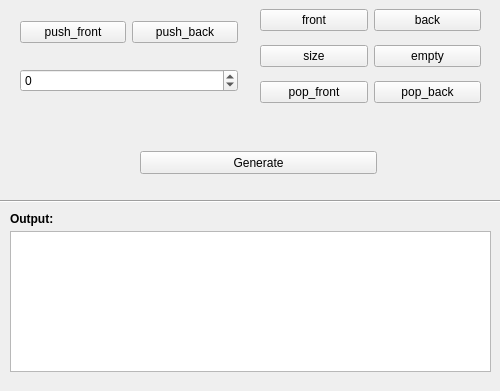
Max2772/FoA-P-2-Semester-, file LabWork_7/Task_1/mainwindow.ui: the form before one commit; both pictures show x 0 to 500 and y 209 to 600 of the 500 by 600 pixel window.
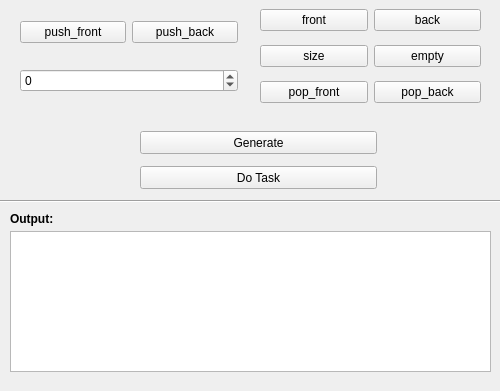
The form after the commit. Icons and pictures are not drawn.

Diff of the .ui file:
```diff
--- a/LabWork_7/Task_1/mainwindow.ui
+++ b/LabWork_7/Task_1/mainwindow.ui
@@ -163,7 +163,7 @@
     <property name="geometry">
      <rect>
       <x>140</x>
-      <y>360</y>
+      <y>340</y>
       <width>237</width>
       <height>23</height>
      </rect>
@@ -212,6 +212,19 @@
      </item>
     </layout>
    </widget>
+   <widget class="QPushButton" name="pushButtonDoTask">
+    <property name="geometry">
+     <rect>
+      <x>140</x>
+      <y>375</y>
+      <width>237</width>
+      <height>23</height>
+     </rect>
+    </property>
+    <property name="text">
+     <string>Do Task</string>
+    </property>
+   </widget>
   </widget>
  </widget>
  <resources/>
```
